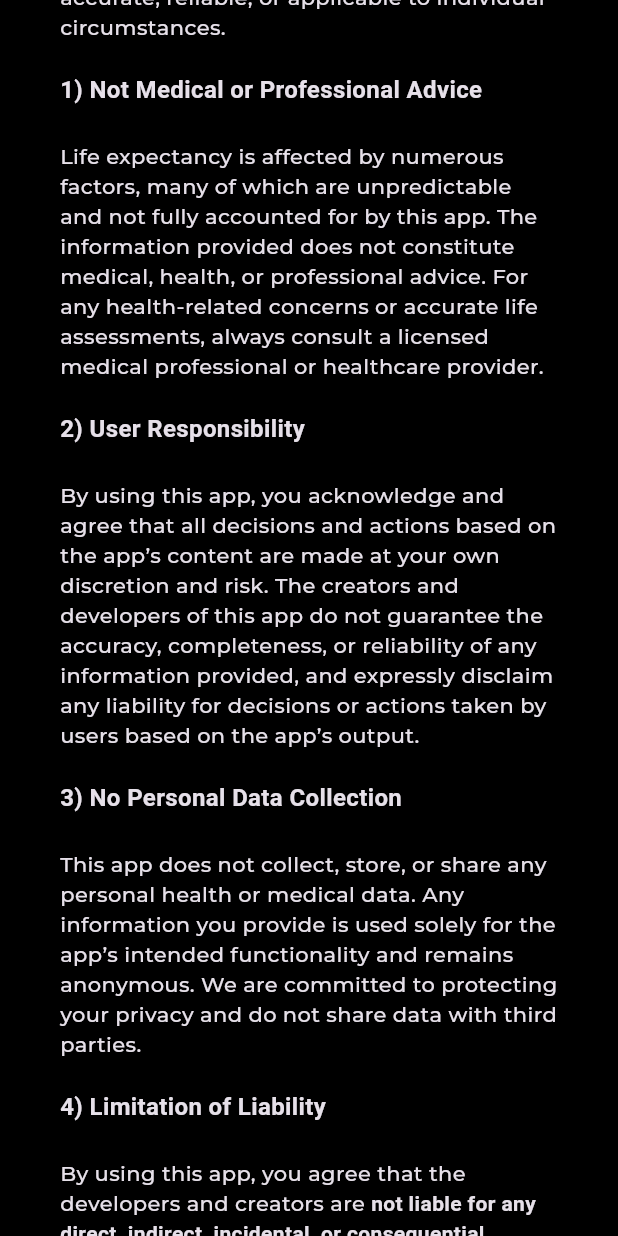
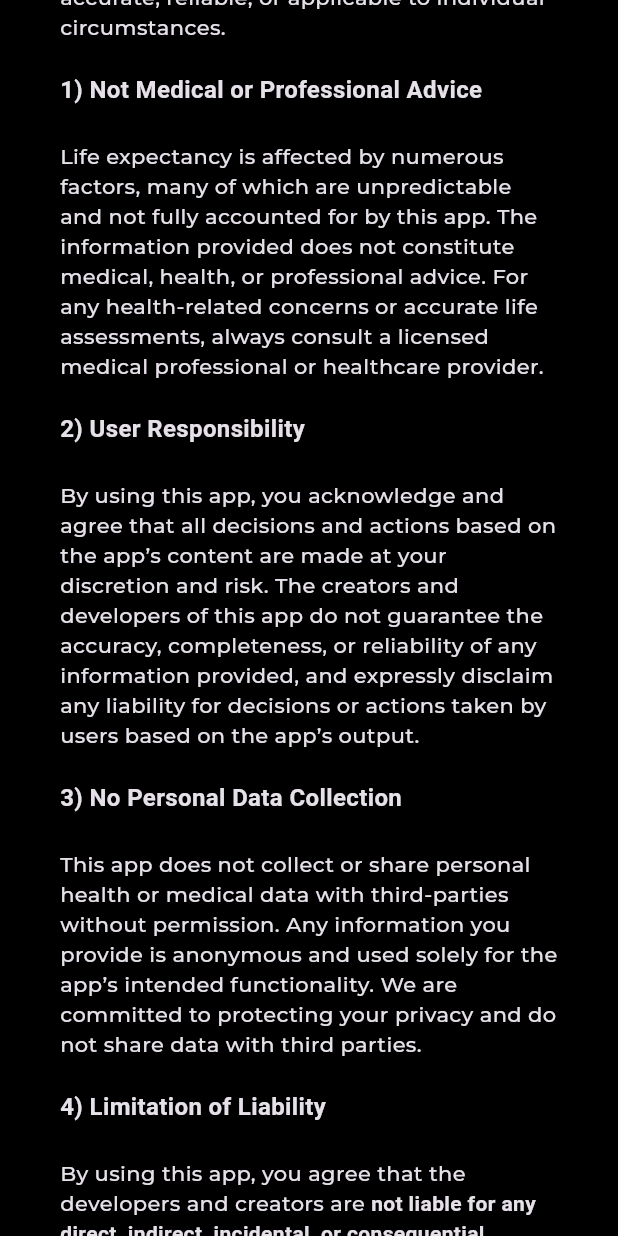
Before and after one commit to exoad/mortality, a Flutter app: the AppDisclaimerPage screen opened directly, scrolled down 1152 dp, on a phone screen of 412 x 824 dp. Run offline on Flutter 3.47's test engine with Material 3 defaults, Android fonts, the phone set to English and light mode, and no system bars; drawn by our look-alikes of oktoast; our stand-ins replace calendar_date_picker2, hive, visibility_detector; missing offline and left inert: flutter_displaymode, segmented_button_slide; accounts and stored records are empty; project files that could hold a hidden picture were left out.

Commit message:
Update new_user_form.dart
Signed-off-by: jack meng <jackmeng0814@gmail.com>

```diff
--- a/lib/parts/new_user_form.dart
+++ b/lib/parts/new_user_form.dart
@@ -438,7 +438,7 @@ class AppDisclaimerPage extends StatelessWidget {
                                   ),
                                   TextSpan(
                                     text:
-                                        "By using this app, you acknowledge and agree that all decisions and actions based on the app’s content are made at your own discretion and risk. ",
+                                        "By using this app, you acknowledge and agree that all decisions and actions based on the app’s content are made at your discretion and risk. ",
                                   ),
                                   TextSpan(
                                     text:
@@ -456,11 +456,11 @@ class AppDisclaimerPage extends StatelessWidget {
                                   ),
                                   TextSpan(
                                     text:
-                                        "This app does not collect, store, or share any personal health or medical data. ",
+                                        "This app does not collect or share personal health or medical data with third-parties without permission. ",
                                   ),
                                   TextSpan(
                                     text:
-                                        "Any information you provide is used solely for the app’s intended functionality and remains anonymous. ",
+                                        "Any information you provide is anonymous and used solely for the app’s intended functionality. ",
                                   ),
                                   TextSpan(
                                     text:
```
